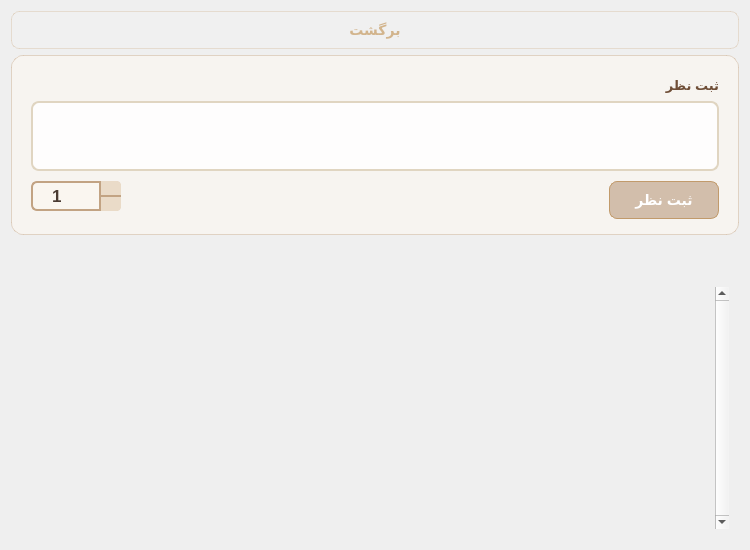
Before: the Qt Designer form Client/user/commentswidget.ui in Onyx1907/Lumina-EBook-Platform, drawn with Qt 5.
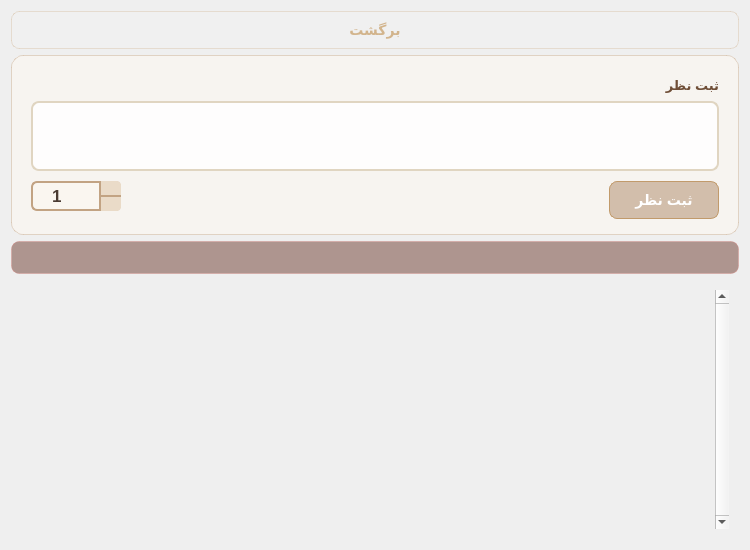
After: the same form once the commit is applied. Icons and pictures are not drawn.

Commit message: fix: clear comments page on disconnect, and improve error label of comments page

Patch:
```diff
--- a/Client/user/commentswidget.ui
+++ b/Client/user/commentswidget.ui
@@ -378,17 +378,21 @@
      <property name="maximumSize">
       <size>
        <width>16777215</width>
-       <height>30</height>
+       <height>50</height>
       </size>
      </property>
      <property name="styleSheet">
-      <string notr="true">color: #a63a3a;
-font-size: 11px;
-font-family: &quot;Ubuntu&quot;, &quot;Segoe UI&quot;, &quot;Tahoma&quot;, sans-serif;
-font-weight: bold;
-qproperty-alignment: 'AlignHCenter | AlignVCenter';
-background: transparent;
-</string>
+      <string notr="true">QLabel {
+    background-color: rgba(93, 37, 25, 0.45);  /* پس‌زمینه شیشه‌ای شرابی/شکلاتی تیره */
+    border: 1px solid rgba(217, 136, 128, 0.35); /* مرز ملو متمایل به رز-گلد شفاف */
+    border-radius: 8px;                         /* گوشه‌های نرم */
+    color: #FADBD8;                             /* رنگ متن صورتی بسیار ملایم و خوانا */
+    font-family: &quot;Segoe UI&quot;, &quot;Tahoma&quot;;
+    font-size: 13px;
+    font-weight: bold;
+    padding: 8px 16px;                          /* ایجاد فضای تنفس داخلی برای حالت شیشه‌ای */
+    qproperty-alignment: 'AlignCenter';         /* وسط‌چین کردن متن خطا */
+}</string>
      </property>
      <property name="text">
       <string/>
```
The commit also changes 2 other files.
